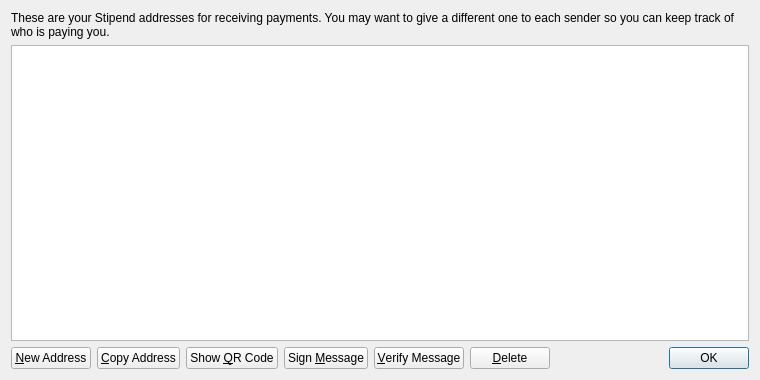
Stipend-Developer/stipend, file src/qt/forms/addressbookpage.ui: the form before one commit.
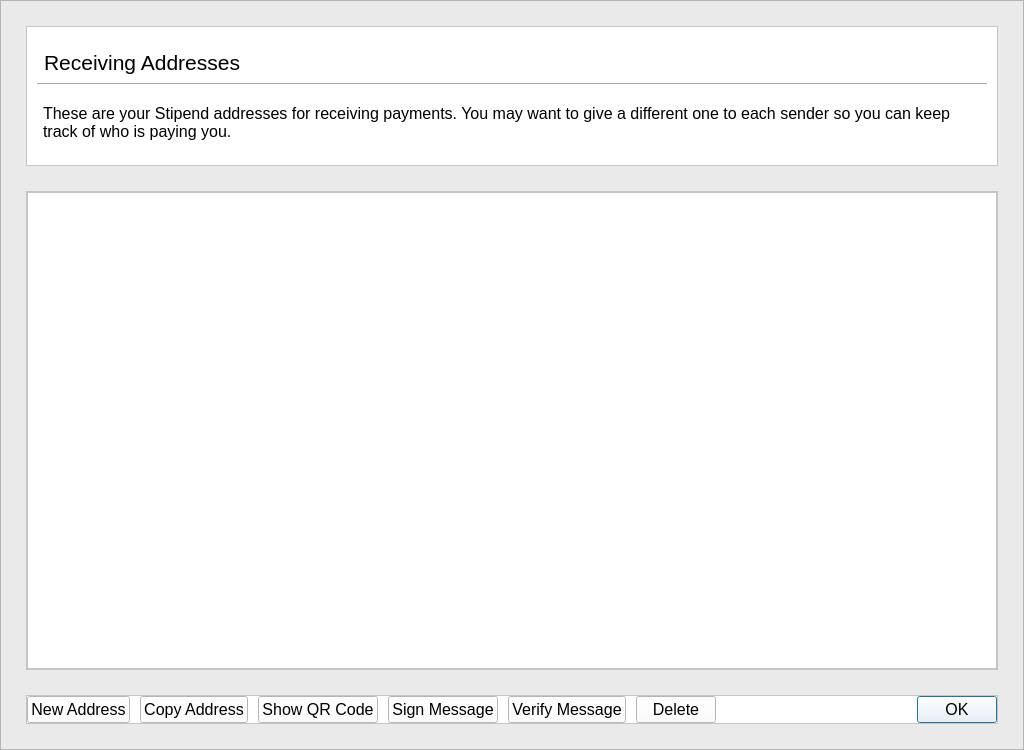
The form after the commit.

Diff of the .ui file:
```diff
--- a/src/qt/forms/addressbookpage.ui
+++ b/src/qt/forms/addressbookpage.ui
@@ -6,27 +6,309 @@
    <rect>
     <x>0</x>
     <y>0</y>
-    <width>760</width>
-    <height>380</height>
+    <width>1024</width>
+    <height>750</height>
    </rect>
   </property>
+  <property name="minimumSize">
+   <size>
+    <width>1024</width>
+    <height>0</height>
+   </size>
+  </property>
   <property name="windowTitle">
    <string>Address Book</string>
   </property>
+  <property name="styleSheet">
+   <string notr="true">background-color: #eaeaea</string>
+  </property>
   <layout class="QVBoxLayout" name="verticalLayout">
+   <property name="spacing">
+    <number>0</number>
+   </property>
+   <property name="leftMargin">
+    <number>0</number>
+   </property>
+   <property name="topMargin">
+    <number>0</number>
+   </property>
+   <property name="rightMargin">
+    <number>0</number>
+   </property>
+   <property name="bottomMargin">
+    <number>0</number>
+   </property>
+   <item>
+    <widget class="QFrame" name="frame">
+     <property name="frameShape">
+      <enum>QFrame::StyledPanel</enum>
+     </property>
+     <property name="frameShadow">
+      <enum>QFrame::Raised</enum>
+     </property>
+     <layout class="QVBoxLayout" name="verticalLayout_3">
+      <property name="spacing">
+       <number>0</number>
+      </property>
+      <property name="leftMargin">
+       <number>25</number>
+      </property>
+      <property name="topMargin">
+       <number>25</number>
+      </property>
+      <property name="rightMargin">
+       <number>25</number>
+      </property>
+      <property name="bottomMargin">
+       <number>25</number>
+      </property>
+      <item>
+       <layout class="QVBoxLayout" name="verticalLayout_2">
+        <property name="spacing">
+         <number>25</number>
+        </property>
+        <property name="leftMargin">
+         <number>0</number>
+        </property>
+        <property name="topMargin">
+         <number>0</number>
+        </property>
+        <property name="rightMargin">
+         <number>0</number>
+        </property>
+        <property name="bottomMargin">
+         <number>0</number>
+        </property>
+        <item>
+         <widget class="QFrame" name="frame_2">
+          <property name="minimumSize">
+           <size>
+            <width>0</width>
+            <height>140</height>
+           </size>
+          </property>
+          <property name="maximumSize">
+           <size>
+            <width>16777215</width>
+            <height>140</height>
+           </size>
+          </property>
+          <property name="styleSheet">
+           <string notr="true">background-color: #fff;</string>
+          </property>
+          <property name="frameShape">
+           <enum>QFrame::StyledPanel</enum>
+          </property>
+          <property name="frameShadow">
+           <enum>QFrame::Raised</enum>
+          </property>
+          <property name="lineWidth">
+           <number>1</number>
+          </property>
+          <layout class="QHBoxLayout" name="horizontalLayout_3">
+           <property name="leftMargin">
+            <number>0</number>
+           </property>
+           <property name="topMargin">
+            <number>0</number>
+           </property>
+           <property name="rightMargin">
+            <number>0</number>
+           </property>
+           <property name="bottomMargin">
+            <number>0</number>
+           </property>
+           <item>
+            <layout class="QVBoxLayout" name="verticalLayout_4">
+             <property name="leftMargin">
+              <number>10</number>
+             </property>
+             <property name="topMargin">
+              <number>10</number>
+             </property>
+             <property name="rightMargin">
+              <number>10</number>
+             </property>
+             <property name="bottomMargin">
+              <number>10</number>
+             </property>
+             <item>
+              <widget class="QFrame" name="frame_3">
+               <property name="minimumSize">
+                <size>
+                 <width>0</width>
+                 <height>40</height>
+                </size>
+               </property>
+               <property name="maximumSize">
+                <size>
+                 <width>16777215</width>
+                 <height>40</height>
+                </size>
+               </property>
+               <property name="styleSheet">
+                <string notr="true">border: 0;</string>
+               </property>
+               <property name="frameShape">
+                <enum>QFrame::StyledPanel</enum>
+               </property>
+               <property name="frameShadow">
+                <enum>QFrame::Raised</enum>
+               </property>
+               <property name="lineWidth">
+                <number>0</number>
+               </property>
+               <layout class="QHBoxLayout" name="horizontalLayout_5">
+                <property name="leftMargin">
+                 <number>0</number>
+                </property>
+                <property name="topMargin">
+                 <number>0</number>
+                </property>
+                <property name="rightMargin">
+                 <number>0</number>
+                </property>
+                <property name="bottomMargin">
+                 <number>0</number>
+                </property>
+                <item>
+                 <layout class="QHBoxLayout" name="horizontalLayout_2">
+                  <item>
+                   <widget class="QLabel" name="receivingLabel">
+                    <property name="font">
+                     <font>
+                      <pointsize>16</pointsize>
+                     </font>
+                    </property>
+                    <property name="styleSheet">
+                     <string notr="true">margin-top: 10px;
+margin-left: 2px;</string>
+                    </property>
+                    <property name="text">
+                     <string>Receiving Addresses</string>
+                    </property>
+                   </widget>
+                  </item>
+                 </layout>
+                </item>
+               </layout>
+              </widget>
+             </item>
+             <item>
+              <widget class="Line" name="line">
+               <property name="orientation">
+                <enum>Qt::Horizontal</enum>
+               </property>
+              </widget>
+             </item>
+             <item>
+              <widget class="QFrame" name="frame_4">
+               <property name="minimumSize">
+                <size>
+                 <width>0</width>
+                 <height>60</height>
+                </size>
+               </property>
+               <property name="maximumSize">
+                <size>
+                 <width>16777215</width>
+                 <height>60</height>
+                </size>
+               </property>
+               <property name="styleSheet">
+                <string notr="true">border: 0;</string>
+               </property>
+               <property name="frameShape">
+                <enum>QFrame::StyledPanel</enum>
+               </property>
+               <property name="frameShadow">
+                <enum>QFrame::Raised</enum>
+               </property>
+               <property name="lineWidth">
+                <number>0</number>
+               </property>
+               <layout class="QHBoxLayout" name="horizontalLayout_6">
+                <property name="leftMargin">
+                 <number>0</number>
+                </property>
+                <property name="topMargin">
+                 <number>0</number>
+                </property>
+                <property name="rightMargin">
+                 <number>0</number>
+                </property>
+                <property name="bottomMargin">
+                 <number>0</number>
+                </property>
+                <item>
+                 <layout class="QHBoxLayout" name="horizontalLayout_4">
    <item>
     <widget class="QLabel" name="labelExplanation">
+                    <property name="minimumSize">
+                     <size>
+                      <width>0</width>
+                      <height>50</height>
+                     </size>
+                    </property>
+                    <property name="maximumSize">
+                     <size>
+                      <width>16777215</width>
+                      <height>50</height>
+                     </size>
+                    </property>
+                    <property name="font">
+                     <font>
+                      <pointsize>12</pointsize>
+                     </font>
+                    </property>
+                    <property name="styleSheet">
+                     <string notr="true">margin-left: 2px;</string>
+                    </property>
      <property name="text">
       <string>These are your Stipend addresses for receiving payments. You may want to give a different one to each sender so you can keep track of who is paying you.</string>
      </property>
-     <property name="textFormat">
-      <enum>Qt::PlainText</enum>
+                    <property name="scaledContents">
+                     <bool>false</bool>
      </property>
      <property name="wordWrap">
       <bool>true</bool>
      </property>
     </widget>
    </item>
+                 </layout>
+                </item>
+               </layout>
+              </widget>
+             </item>
+            </layout>
+           </item>
+          </layout>
+         </widget>
+        </item>
+        <item>
+         <widget class="QFrame" name="frame_5">
+          <property name="styleSheet">
+           <string notr="true">background-color: #fff</string>
+          </property>
+          <property name="frameShape">
+           <enum>QFrame::StyledPanel</enum>
+          </property>
+          <property name="frameShadow">
+           <enum>QFrame::Raised</enum>
+          </property>
+          <layout class="QVBoxLayout" name="verticalLayout_5">
+           <property name="leftMargin">
+            <number>0</number>
+           </property>
+           <property name="topMargin">
+            <number>0</number>
+           </property>
+           <property name="rightMargin">
+            <number>0</number>
+           </property>
+           <property name="bottomMargin">
+            <number>0</number>
+           </property>
    <item>
     <widget class="QTableView" name="tableView">
      <property name="contextMenuPolicy">
@@ -52,62 +334,119 @@
      </attribute>
     </widget>
    </item>
+          </layout>
+         </widget>
+        </item>
    <item>
-    <layout class="QHBoxLayout" name="horizontalLayout">
+         <widget class="QFrame" name="frame_6">
+          <property name="styleSheet">
+           <string notr="true">background-color: #fff</string>
+          </property>
+          <property name="frameShape">
+           <enum>QFrame::StyledPanel</enum>
+          </property>
+          <property name="frameShadow">
+           <enum>QFrame::Raised</enum>
+          </property>
+          <layout class="QHBoxLayout" name="horizontalLayout_7">
+           <property name="spacing">
+            <number>10</number>
+           </property>
+           <property name="leftMargin">
+            <number>0</number>
+           </property>
+           <property name="topMargin">
+            <number>0</number>
+           </property>
+           <property name="rightMargin">
+            <number>0</number>
+           </property>
+           <property name="bottomMargin">
+            <number>0</number>
+           </property>
+           <item>
+            <layout class="QHBoxLayout" name="horizontalLayout_9" stretch="0,0,0,0,0,0,0,0">
+             <property name="leftMargin">
+              <number>0</number>
+             </property>
+             <property name="topMargin">
+              <number>0</number>
+             </property>
+             <property name="rightMargin">
+              <number>0</number>
+             </property>
+             <property name="bottomMargin">
+              <number>0</number>
+             </property>
      <item>
       <widget class="QPushButton" name="newAddressButton">
-       <property name="toolTip">
-        <string>Create a new address</string>
+               <property name="font">
+                <font>
+                 <pointsize>12</pointsize>
+                </font>
        </property>
        <property name="text">
-        <string>&amp;New Address</string>
+                <string>New Address</string>
        </property>
       </widget>
      </item>
      <item>
       <widget class="QPushButton" name="copyToClipboard">
-       <property name="toolTip">
-        <string>Copy the currently selected address to the system clipboard</string>
+               <property name="font">
+                <font>
+                 <pointsize>12</pointsize>
+                </font>
        </property>
        <property name="text">
-        <string>&amp;Copy Address</string>
+                <string>Copy Address</string>
        </property>
       </widget>
      </item>
      <item>
       <widget class="QPushButton" name="showQRCode">
+               <property name="font">
+                <font>
+                 <pointsize>12</pointsize>
+                </font>
+               </property>
        <property name="text">
-        <string>Show &amp;QR Code</string>
+                <string>Show QR Code</string>
        </property>
       </widget>
      </item>
      <item>
       <widget class="QPushButton" name="signMessage">
-       <property name="toolTip">
-        <string>Sign a message to prove you own a Stipend address</string>
+               <property name="font">
+                <font>
+                 <pointsize>12</pointsize>
+                </font>
        </property>
        <property name="text">
-        <string>Sign &amp;Message</string>
+                <string>Sign Message</string>
        </property>
       </widget>
      </item>
      <item>
       <widget class="QPushButton" name="verifyMessage">
-       <property name="toolTip">
-        <string>Verify a message to ensure it was signed with a specified Stipend address</string>
+               <property name="font">
+                <font>
+                 <pointsize>12</pointsize>
+                </font>
        </property>
        <property name="text">
-        <string>&amp;Verify Message</string>
+                <string>Verify Message</string>
        </property>
       </widget>
      </item>
      <item>
       <widget class="QPushButton" name="deleteButton">
-       <property name="toolTip">
-        <string>Delete the currently selected address from the list</string>
+               <property name="font">
+                <font>
+                 <pointsize>12</pointsize>
+                </font>
        </property>
        <property name="text">
-        <string>&amp;Delete</string>
+                <string>Delete</string>
        </property>
       </widget>
      </item>
@@ -126,18 +465,31 @@
      </item>
      <item>
       <widget class="QDialogButtonBox" name="buttonBox">
-       <property name="sizePolicy">
-        <sizepolicy hsizetype="Maximum" vsizetype="Fixed">
-         <horstretch>0</horstretch>
-         <verstretch>0</verstretch>
-        </sizepolicy>
+               <property name="font">
+                <font>
+                 <pointsize>-1</pointsize>
+                </font>
+               </property>
+               <property name="styleSheet">
+                <string notr="true">font-size:16px;</string>
        </property>
        <property name="standardButtons">
         <set>QDialogButtonBox::Ok</set>
        </property>
+               <property name="centerButtons">
+                <bool>false</bool>
+               </property>
       </widget>
      </item>
     </layout>
+           </item>
+          </layout>
+         </widget>
+        </item>
+       </layout>
+      </item>
+     </layout>
+    </widget>
    </item>
   </layout>
  </widget>
```
Lines whose indentation alone changed are shown as unchanged.
